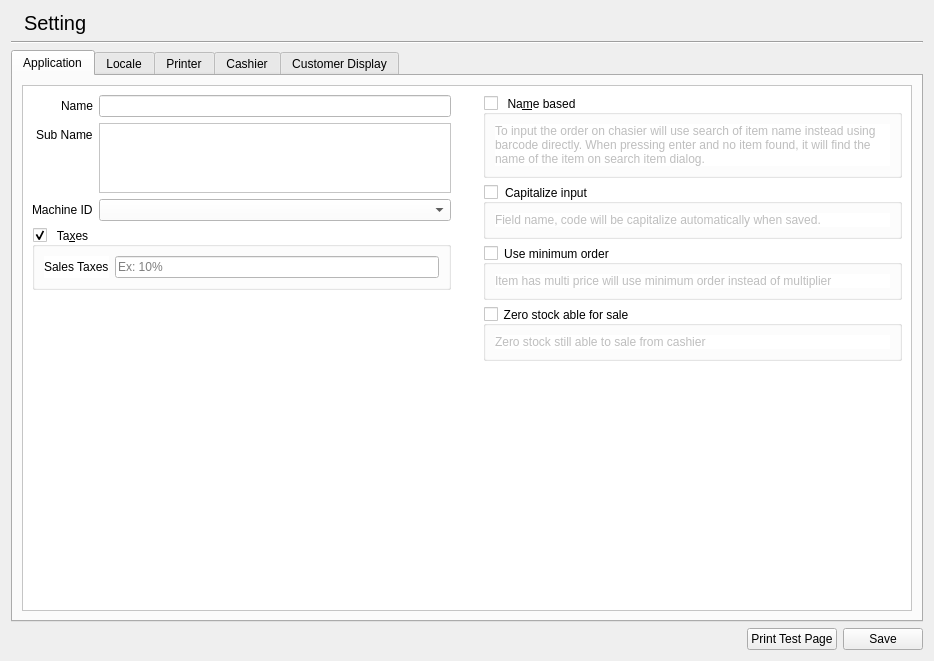
apinprastya/sultan, file libgui/setting/settingwidget.ui: the form before one commit.
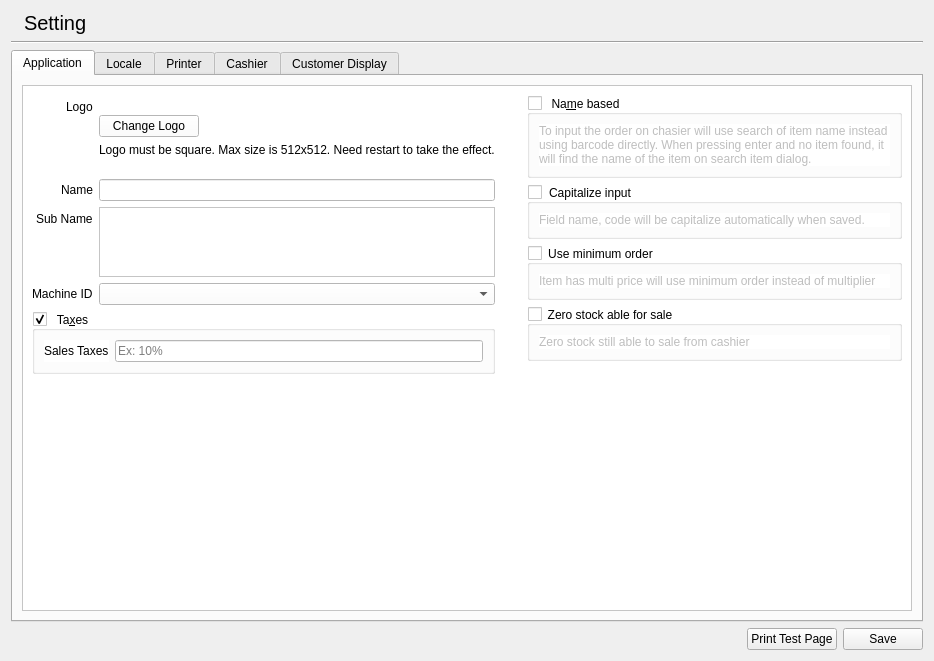
The form after the commit. Icons and pictures are not drawn.

Commit message: app logo will be configurable from setting

What changed in the file:
```diff
--- a/libgui/setting/settingwidget.ui
+++ b/libgui/setting/settingwidget.ui
@@ -103,24 +103,24 @@
                  <property name="labelAlignment">
                   <set>Qt::AlignRight|Qt::AlignTrailing|Qt::AlignVCenter</set>
                  </property>
-                 <item row="0" column="0">
+                 <item row="1" column="0">
                   <widget class="QLabel" name="label_16">
                    <property name="text">
                     <string>Name</string>
                    </property>
                   </widget>
                  </item>
-                 <item row="1" column="0">
+                 <item row="2" column="0">
                   <widget class="QLabel" name="label_17">
                    <property name="text">
                     <string>Sub Name</string>
                    </property>
                   </widget>
                  </item>
-                 <item row="0" column="1">
-                  <widget class="QLineEdit" name="lineAppName"/>
-                 </item>
                  <item row="1" column="1">
+                  <widget class="QLineEdit" name="lineAppName"/>
+                 </item>
+                 <item row="2" column="1">
                   <widget class="QPlainTextEdit" name="plainSubName">
                    <property name="sizePolicy">
                     <sizepolicy hsizetype="Expanding" vsizetype="Maximum">
@@ -136,16 +136,60 @@
                    </property>
                   </widget>
                  </item>
-                 <item row="2" column="0">
+                 <item row="3" column="0">
                   <widget class="QLabel" name="label_22">
                    <property name="text">
                     <string>Machine ID</string>
                    </property>
                   </widget>
                  </item>
-                 <item row="2" column="1">
+                 <item row="3" column="1">
                   <widget class="QComboBox" name="comboMachine"/>
                  </item>
+                 <item row="0" column="0">
+                  <widget class="QLabel" name="label_45">
+                   <property name="text">
+                    <string>Logo</string>
+                   </property>
+                  </widget>
+                 </item>
+                 <item row="0" column="1">
+                  <layout class="QVBoxLayout" name="verticalLayout_26">
+                   <property name="rightMargin">
+                    <number>0</number>
+                   </property>
+                   <property name="bottomMargin">
+                    <number>16</number>
+                   </property>
+                   <item>
+                    <widget class="QLabel" name="labelLogo">
+                     <property name="text">
+                      <string/>
+                     </property>
+                    </widget>
+                   </item>
+                   <item>
+                    <widget class="QPushButton" name="pushLogo">
+                     <property name="maximumSize">
+                      <size>
+                       <width>100</width>
+                       <height>16777215</height>
+                      </size>
+                     </property>
+                     <property name="text">
+                      <string>Change Logo</string>
+                     </property>
+                    </widget>
+                   </item>
+                   <item>
+                    <widget class="QLabel" name="label_46">
+                     <property name="text">
+                      <string>Logo must be square. Max size is 512x512. Need restart to take the effect.</string>
+                     </property>
+                    </widget>
+                   </item>
+                  </layout>
+                 </item>
                 </layout>
                </item>
                <item>
```
The commit also changes 36 other files.
